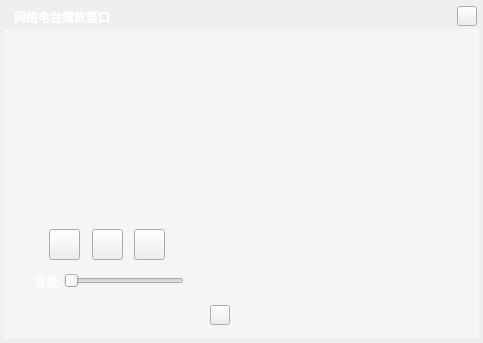
Qt form TTKModule/TTKWidget/musicUiKits/musicToolsKits/musicwebfmradioplaywidget.ui (Greedysky/TTKMusicPlayer) before a commit.
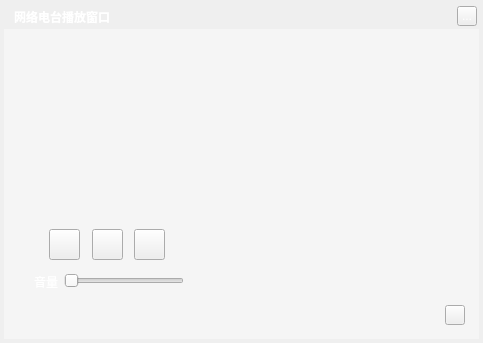
The same form after that commit. Custom widgets are drawn as their Qt base class.

What changed in the file:
```diff
--- a/TTKModule/TTKWidget/musicUiKits/musicToolsKits/musicwebfmradioplaywidget.ui
+++ b/TTKModule/TTKWidget/musicUiKits/musicToolsKits/musicwebfmradioplaywidget.ui
@@ -198,7 +198,7 @@
   <widget class="QToolButton" name="downloadButton">
    <property name="geometry">
     <rect>
-     <x>210</x>
+     <x>445</x>
      <y>305</y>
      <width>20</width>
      <height>20</height>
```
